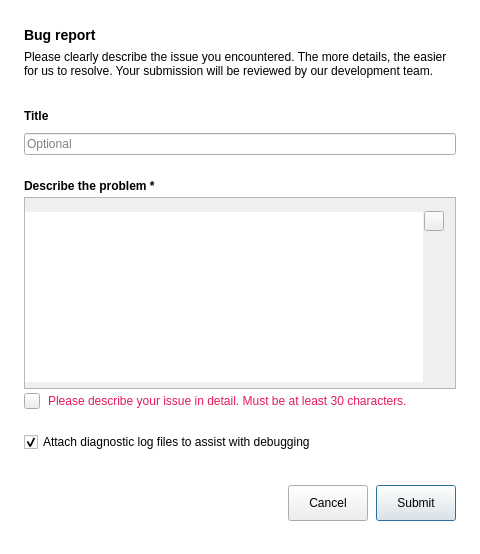
This is src/MEGASync/gui/ui/BugReportDialog.ui in rl-mega/MEGAsync as Qt 5 draws it before an edit. The edited form follows.
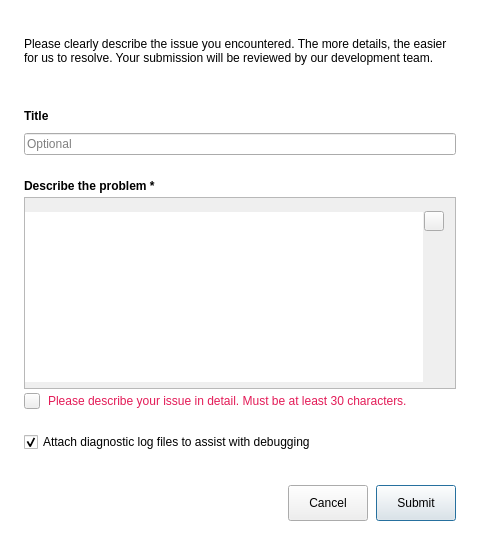
This is the edited form. Icons and pictures are not drawn. Custom widgets are drawn as their Qt base class.

Commit message: Bug report dialog parent is no longer the settings dialog

Diff of the .ui file:
```diff
--- a/src/MEGASync/gui/ui/BugReportDialog.ui
+++ b/src/MEGASync/gui/ui/BugReportDialog.ui
@@ -90,13 +90,6 @@
       <property name="bottomMargin">
        <number>0</number>
       </property>
-      <item>
-       <widget class="QLabel" name="lDescTitle">
-        <property name="text">
-         <string>Bug report</string>
-        </property>
-       </widget>
-      </item>
       <item>
        <widget class="QLabel" name="lDescInfoBug">
         <property name="styleSheet">
```
Left out of the diff: 2 changed lines with no effect on the pictures. The commit also changes 2 other files.
